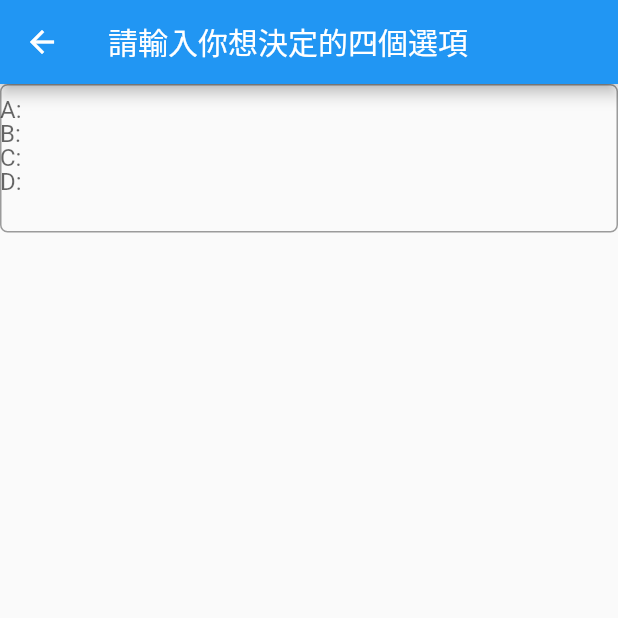
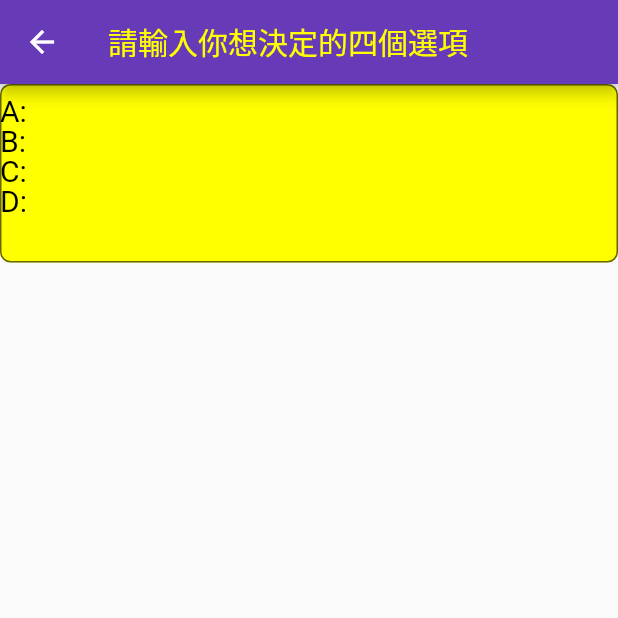
Before and after one commit to Vincenzo0426/Finalexam, a Flutter app: the screen it shows after launch, after a tap on "點這裡把你的想法記起來吧", on a phone screen of 412 x 824 dp, the top half of it. Run offline on Flutter 3.47's test engine with Material 2 defaults, Android fonts, the phone set to English and light mode, and no system bars.

Commit message:
commit_1224

```diff
--- a/lib/main.dart
+++ b/lib/main.dart
@@ -11,7 +11,8 @@ class MyApp extends StatefulWidget {
 class _MyAppState extends State<MyApp> {
    @override
    Widget build(BuildContext context){
-      return const MaterialApp(
+      return MaterialApp(
+         theme: ThemeData(primarySwatch: Colors.deepPurple),
          debugShowCheckedModeBanner: false,
          home: MyHomePage(),
       );
@@ -36,18 +37,98 @@ class _MyHomePageState extends State<MyHomePage> {
    Widget build(BuildContext context) {
       return Scaffold(
          appBar: AppBar(
-            title: const Text('選擇困難小飛機(不要連續點喔 會墜機)'),
+            title: const Text('選擇困難小飛機(不要連續點喔 會墜機)', style: TextStyle(color: Colors.yellowAccent),),
          ),
          body: SizedBox(
             child: Stack(
-               children: <Widget>[
+               children: [
+               //上按鈕
+               Positioned(
+                  top: 5,
+                  left: 171,
+                  child: GestureDetector(
+                     onTap: () {},
+                     child: Container(
+                        width: 50,
+                        height: 50,
+                        decoration: BoxDecoration(
+                           color: Colors.yellowAccent,
+                           borderRadius: BorderRadius.circular(10),
+                        ),
+                        child: Center(
+                           child: Text("A", style: TextStyle(color: Colors.deepPurple, fontSize: 25),),
+                        ),
+                     ),
+                  ),
+               ),
+
+               //右按鈕
+               Positioned(
+                  top: 335,
+                  right: 10,
+                  child: GestureDetector(
+                     onTap: () {},
+                     child: Container(
+                        width: 50,
+                        height: 50,
+                        decoration: BoxDecoration(
+                           color: Colors.yellowAccent,
+                           borderRadius: BorderRadius.circular(10),
+                        ),
+                        child: Center(
+                           child: Text("D", style: TextStyle(color: Colors.deepPurple, fontSize: 25),),
+                        ),
+                     ),
+                  ),
+               ),
+
+               //下按鈕
+               Positioned(
+                  top: 620,
+                  left: 171,
+                  child: GestureDetector(
+                     onTap: () {},
+                     child: Container(
+                        width: 50,
+                        height: 50,
+                        decoration: BoxDecoration(
+                           color: Colors.yellowAccent,
+                           borderRadius: BorderRadius.circular(10),
+                        ),
+                        child: Center(
+                           child: Text("C" ,style: TextStyle(color: Colors.deepPurple, fontSize: 25),),
+                        ),
+                     ),
+                  ),
+               ),
+
+               //左按鈕
+               Positioned(
+                  top: 335,
+                  right: 335,
+                  child: GestureDetector(
+                     onTap: () {},
+                     child: Container(
+                        width: 50,
+                        height: 50,
+                        decoration: BoxDecoration(
+                           color: Colors.yellowAccent,
+                           borderRadius: BorderRadius.circular(10),
+                        ),
+                        child: Center(
+                           child: Text("B", style: TextStyle(color: Colors.deepPurple, fontSize: 25),),
+                        ),
+                     ),
+                  ),
+               ),
+
                //動畫
                AnimatedPositioned(
-                     top: fuck1 && takeOff ?  -250 : 100.0,
-                     bottom: fuck2 && takeOff ? -300 : 200.0,
+                  top: fuck1 && takeOff ?  -350 : 100.0,
+                  bottom: fuck2 && takeOff ? -350 : 200.0,
                   left: fuck3 && takeOff ? -100.0 : 162.0,
                   right: fuck4 && takeOff ? -100 : 162.0,
-                     duration: const Duration(seconds: 4),
+                  duration: const Duration(seconds: 3),
                   curve: Curves.fastLinearToSlowEaseIn,
                   child: const Icon(
                      Icons.airplanemode_active,
@@ -60,7 +141,7 @@ class _MyHomePageState extends State<MyHomePage> {
                Container(
                   alignment: Alignment.bottomCenter,
                   child: ElevatedButton(
-                         child: const Text('點這裡把你的想法記起來吧'),
+                      child: const Text('點這裡把你的想法記起來吧', style: TextStyle(color: Colors.yellowAccent),),
                       onPressed: () {
                          Navigator.push(
                             context,
@@ -73,9 +154,9 @@ class _MyHomePageState extends State<MyHomePage> {
                //飛機出發按鈕
                Center(
                   child: ElevatedButton.icon(
-                        style: ButtonStyle(backgroundColor: MaterialStateProperty.all(Colors.blue), foregroundColor: MaterialStateProperty.all(Colors.white)),
-                        icon: const Icon(Icons.airplanemode_active, color: Colors.white),
-                        label: const Text('出發!!!'),
+                     style: ButtonStyle(backgroundColor: MaterialStateProperty.all(Colors.deepPurple), foregroundColor: MaterialStateProperty.all(Colors.white)),
+                     icon: const Icon(Icons.airplanemode_active, color: Colors.yellowAccent),
+                     label: const Text('出發!', style: TextStyle(color: Colors.yellowAccent, fontSize: 20),),
                      onPressed: () => {
                         setState(() {
                            takeOff = !takeOff;
@@ -119,23 +200,25 @@ class CongratulationPage extends StatelessWidget {
    Widget build(BuildContext context) {
       return Scaffold(
          appBar: AppBar(
-            title: const Text('請輸入你想決定的四個選項'),
+            title: const Text('請輸入你想決定的四個選項', style: TextStyle(color: Colors.yellowAccent),),
          ),
          body:
          Column(
             children: [
                Container(
-                     child: TextField(
+                  child:
+                  TextField(
                      decoration: InputDecoration(
-                           contentPadding: EdgeInsets.only(left: 0.0, top: 80.0),
-                           labelText: 'A:\nB:\nC:\nD:\n',
+                        filled: true,
+                        fillColor: Colors.yellowAccent,
+                        contentPadding: EdgeInsets.only(left: 0.0, top: 100.0),
+                        label: const Text('A:\nB:\nC:\nD:\n', style: TextStyle(color: Colors.black, fontSize: 20),),
+                        //hintText: 'A:\nB:\nC:\nD:\n',
                         border: OutlineInputBorder(
-                              borderRadius: BorderRadius.circular(5),
+                           borderRadius: BorderRadius.circular(7),
                         ),
                      ),
-                        onChanged: (value) {
-                           // Perform some action when the user types in the text field
-                        },
+                     onChanged: (value) {},
                   ),
                )
             ]
```
Lines whose indentation alone changed are shown as unchanged.
